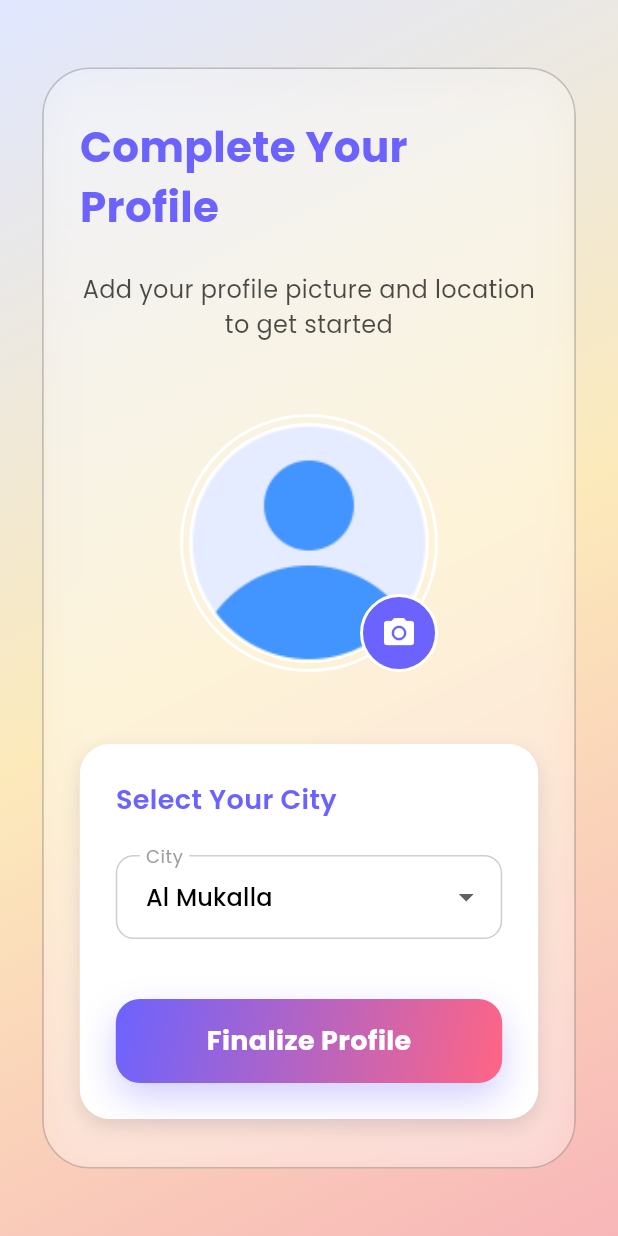
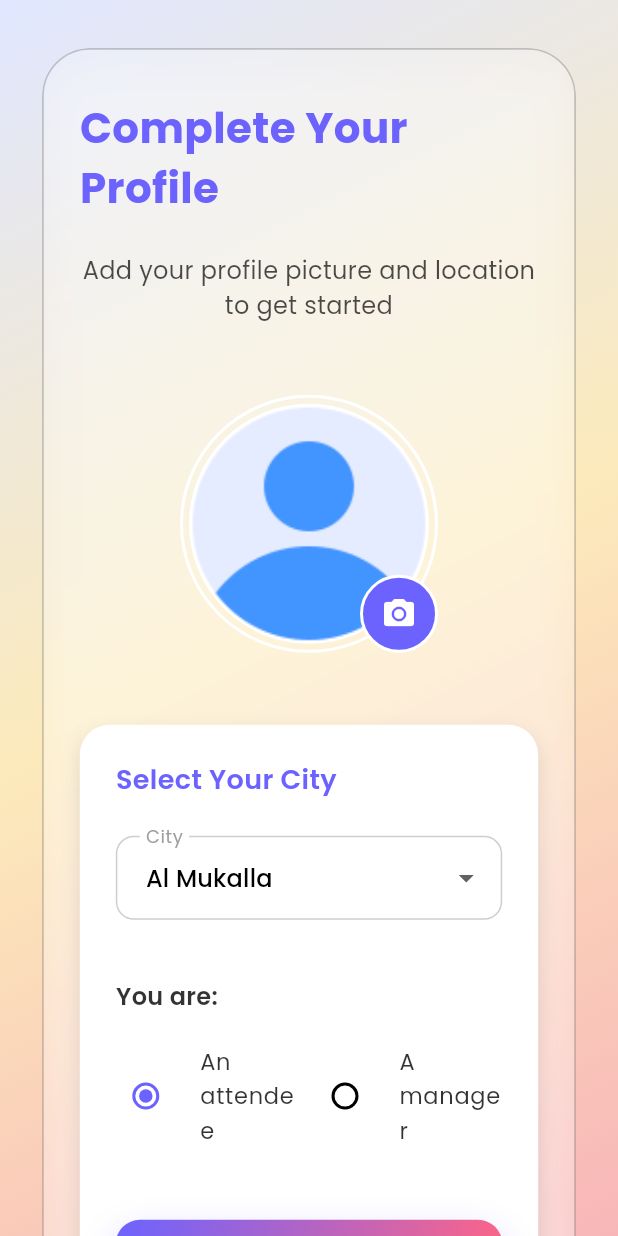
Before and after one commit to MohamedAlkindi/EventConnect, a Flutter app: the CompleteProfileScreenView screen opened directly, on a phone screen of 412 x 824 dp. Run offline on Flutter 3.47's test engine with Material 3 defaults, Android fonts, the phone set to English and light mode, and no system bars; our stand-ins replace bloc, cloud_firestore, confetti, firebase_auth, firebase_core, flutter_bloc and 5 more; accounts and stored records are empty.

Commit message:
modified registration for the new role addition, and minor changes elsewhere..

```diff
--- a/lib/features/attendee/edit_profile/business_logic/edit_profile_bl.dart
+++ b/lib/features/attendee/edit_profile/business_logic/edit_profile_bl.dart
@@ -9,11 +9,13 @@ class EditProfileBL {
   Future<void> updateUserProfile({
     required String location,
     required String profilePicPath,
+    required String role,
   }) async {
     final updatedInfo = UserModel(
       userID: _user.getUserID,
       location: location,
       profilePic: profilePicPath,
+      role: role,
     );
     try {
       await _dataAccess.updateProfileDetails(updatedInfo);
--- a/lib/features/attendee/edit_profile/presentation/cubit/edit_profile_cubit.dart
+++ b/lib/features/attendee/edit_profile/presentation/cubit/edit_profile_cubit.dart
@@ -20,6 +20,8 @@ class EditProfileCubit extends Cubit<EditProfileState> {
     'Marib',
     'Al Mukalla'
   ];
+  // TODO: Might change it to one var like the complete profile.
+  // And might not, hehe,
   String? previouslySelectedCity;
   String? newSelectedCity;
 
@@ -27,6 +29,8 @@ class EditProfileCubit extends Cubit<EditProfileState> {
 
   String? previouslySelectedImagePath;
   String? newSelectedImagePath;
+
+  String? userRole;
 
   void selectCity(String? city) {
     if (city != null) {
@@ -59,6 +63,7 @@ class EditProfileCubit extends Cubit<EditProfileState> {
         profilePicPath: newSelectedImagePath == null
             ? previouslySelectedImagePath!
             : newSelectedImagePath!,
+        role: userRole!,
       );
       emit(EditProfileSuccess());
     } catch (e) {
@@ -71,6 +76,7 @@ class EditProfileCubit extends Cubit<EditProfileState> {
       final userProfile = await _bl.getUserProfile();
       previouslySelectedCity = userProfile.location;
       previouslySelectedImagePath = userProfile.profilePic;
+      userRole = userProfile.role;
 
       emit(GotUserProfile(userProfile: userProfile));
     } catch (e) {
--- a/lib/features/complete_profile/business_logic/complete_profile_bl.dart
+++ b/lib/features/complete_profile/business_logic/complete_profile_bl.dart
@@ -1,31 +1,21 @@
-import 'package:cloud_firestore/cloud_firestore.dart';
 import 'package:event_connect/core/exceptions/authentication_exceptions/authentication_exceptions.dart';
 import 'package:event_connect/core/exceptions_messages/messages.dart';
 import 'package:event_connect/core/firebase/user/firebase_user.dart';
 import 'package:event_connect/core/models/user_model.dart';
+import 'package:event_connect/features/complete_profile/data_access/complete_profile_da.dart';
 import 'package:image_picker/image_picker.dart';
 
 class CompleteProfileBl {
+  final _dataAccess = CompleteProfileDa();
   late String imagePath;
-  final FirebaseUser _user = FirebaseUser();
-  final firestore = FirebaseFirestore.instance;
-
-  // Convert XFile to a base64 string for saving in the database
-  // Future<String> convertImageToBase64(XFile? imageFile) async {
-  //   final bytes = await File(imageFile!.path).readAsBytes();
-  //   return base64Encode(bytes);
-  // }
-
-  // // Helper method to load an asset image as bytes
-  // Future<List<int>> _loadAssetImageAsBytes(String assetPath) async {
-  //   final byteData = await rootBundle.load(assetPath); // Load the asset
-  //   return byteData.buffer.asUint8List(); // Convert to bytes
-  // }
 
   Future<void> finalizeProfile({
     required XFile? imageFile,
     required String city,
+    required String role,
   }) async {
+    final FirebaseUser firebaseUser = FirebaseUser();
+
     if (city.isEmpty) {
       throw EmptyFieldException(message: ExceptionMessages.emptyFieldMessage);
     }
@@ -41,20 +31,13 @@ class CompleteProfileBl {
     try {
       // Create a map that contains the data for photo and location.
       final user = UserModel(
-        userID: _user.getUserID,
+        userID: firebaseUser.getUserID,
         location: city,
         profilePic: imagePath,
+        role: role,
       );
-
+      await _dataAccess.completeProfile(user);
       // Send the data to be saved.
-      await firestore
-          .collection('users')
-          .doc(
-            _user.getUserID,
-          )
-          .set(
-            user.toJson(),
-          );
     } catch (e) {
       throw Exception(ExceptionMessages.genericExceptionMessage);
     }
--- a/lib/features/complete_profile/presentation/complete_profile_screen.dart
+++ b/lib/features/complete_profile/presentation/complete_profile_screen.dart
@@ -26,7 +26,9 @@ class CompleteProfileScreenView extends StatelessWidget {
 
   @override
   Widget build(BuildContext context) {
+    final cubit = context.read<CompleteProfileCubit>();
     return Scaffold(
+      // Receive the route name as an argument
       body: BlocListener<CompleteProfileCubit, CompleteProfileState>(
         listener: (context, state) {
           if (state is CompleteProfileLoading) {
@@ -141,18 +143,15 @@ class CompleteProfileScreenView extends StatelessWidget {
                                         final cubit = context
                                             .read<CompleteProfileCubit>();
                                         return CircleAvatar(
-                                          radius: 80,
-                                          backgroundColor: Colors.white,
-                                          backgroundImage: cubit
-                                                      .selectedImagePath !=
-                                                  null
-                                              ? FileImage(File(
-                                                      cubit.selectedImagePath!))
-                                                  as ImageProvider
-                                              : AssetImage(
-                                                      cubit.defaultImagePath)
-                                                  as ImageProvider,
-                                        );
+                                            radius: 80,
+                                            backgroundColor: Colors.white,
+                                            backgroundImage: cubit.imagePath
+                                                    .startsWith("assets/")
+                                                ? AssetImage(cubit.imagePath)
+                                                    as ImageProvider
+                                                : FileImage(
+                                                    File(cubit.imagePath),
+                                                  ) as ImageProvider);
                                       },
                                     ),
                                   ),
@@ -243,7 +242,7 @@ class CompleteProfileScreenView extends StatelessWidget {
                                             ),
                                           ),
                                         ),
-                                        value: cubit.defaultCity,
+                                        value: cubit.selectedCity,
                                         items: cubit.yemeniCities.map((city) {
                                           return DropdownMenuItem<String>(
                                             value: city,
@@ -258,6 +257,79 @@ class CompleteProfileScreenView extends StatelessWidget {
                                             cubit.selectCity(value);
                                           }
                                         },
+                                      );
+                                    },
+                                  ),
+                                  const SizedBox(height: 40),
+                                  Text(
+                                    "You are:",
+                                    style: GoogleFonts.poppins(
+                                      fontSize: 16,
+                                      fontWeight: FontWeight.w600,
+                                      color: Colors.black.withOpacity(0.8),
+                                    ),
+                                  ),
+                                  const SizedBox(height: 12),
+                                  BlocBuilder<CompleteProfileCubit,
+                                      CompleteProfileState>(
+                                    builder: (context, state) {
+                                      return Row(
+                                        children: [
+                                          Expanded(
+                                            child: RadioListTile<String>(
+                                              selected: true,
+                                              value: "Attendee",
+                                              groupValue: cubit.selectedRole,
+                                              onChanged: (value) {
+                                                if (value != null) {
+                                                  cubit.selectRole(value);
+                                                }
+                                              },
+                                              title: Text(
+                                                "An attendee",
+                                                style: GoogleFonts.poppins(
+                                                  fontSize: 15,
+                                                  color: Colors.black
+                                                      .withOpacity(0.8),
+                                                ),
+                                              ),
+                                              activeColor:
+                                                  const Color(0xFF6C63FF),
+                                              shape: RoundedRectangleBorder(
+                                                borderRadius:
+                                                    BorderRadius.circular(12),
+                                              ),
+                                              contentPadding: EdgeInsets.zero,
+                                            ),
+                                          ),
+                                          const SizedBox(width: 8),
+                                          Expanded(
+                                            child: RadioListTile<String>(
+                                              value: "Manager",
+                                              groupValue: cubit.selectedRole,
+                                              onChanged: (value) {
+                                                if (value != null) {
+                                                  cubit.selectRole(value);
+                                                }
+                                              },
+                                              title: Text(
+                                                "A manager",
+                                                style: GoogleFonts.poppins(
+                                                  fontSize: 15,
+                                                  color: Colors.black
+                                                      .withOpacity(0.8),
+                                                ),
+                                              ),
+                                              activeColor:
+                                                  const Color(0xFF6C63FF),
+                                              shape: RoundedRectangleBorder(
+                                                borderRadius:
+                                                    BorderRadius.circular(12),
+                                              ),
+                                              contentPadding: EdgeInsets.zero,
+                                            ),
+                                          ),
+                                        ],
                                       );
                                     },
                                   ),
--- a/lib/features/complete_profile/presentation/cubit/complete_profile_cubit.dart
+++ b/lib/features/complete_profile/presentation/cubit/complete_profile_cubit.dart
@@ -20,26 +20,33 @@ class CompleteProfileCubit extends Cubit<CompleteProfileState> {
     'Marib',
     'Al Mukalla'
   ];
-  String defaultCity = "Al Mukalla";
-  String? selectedCity;
+  // String defaultCity = "Al Mukalla";
+  String selectedCity = "Al Mukalla";
 
   final ImagePicker _picker = ImagePicker();
 
-  String defaultImagePath = "assets/images/generic_user.png";
-  String? selectedImagePath;
+  // String defaultImagePath = "assets/images/generic_user.png";
+  String imagePath = "assets/images/generic_user.png";
+
+  String selectedRole = "Attendee";
 
   void selectCity(String? city) {
     if (city != null) {
       selectedCity = city;
-      emit(SelectedCity(selectedCity: selectedCity!));
+      emit(SelectedCity(selectedCity: selectedCity));
     }
   }
 
-  void selectedImage(String? imagePath) {
-    if (imagePath != null) {
-      selectedImagePath = imagePath;
-      emit(SelectedImage(selectedImagePath: selectedImagePath!));
+  void selectedImage(String? newImagePath) {
+    if (newImagePath != null) {
+      imagePath = newImagePath;
+      emit(SelectedImage(selectedImagePath: imagePath));
     }
+  }
+
+  void selectRole(String role) {
+    selectedRole = role;
+    emit(SelectedRole(selectedRole: selectedRole));
   }
 
   Future<void> pickImage() async {
@@ -54,10 +61,9 @@ class CompleteProfileCubit extends Cubit<CompleteProfileState> {
     emit(CompleteProfileLoading());
     try {
       await _bl.finalizeProfile(
-        imageFile: selectedImagePath == null
-            ? XFile(defaultImagePath)
-            : XFile(selectedImagePath!),
-        city: selectedCity == null ? defaultCity : selectedCity!,
+        imageFile: XFile(imagePath),
+        city: selectedCity,
+        role: selectedRole,
       );
       emit(CompleteProfileSuccessul());
     } catch (e) {
--- a/lib/features/complete_profile/presentation/cubit/complete_profile_state.dart
+++ b/lib/features/complete_profile/presentation/cubit/complete_profile_state.dart
@@ -18,6 +18,12 @@ final class SelectedImage extends CompleteProfileState {
   SelectedImage({required this.selectedImagePath});
 }
 
+final class SelectedRole extends CompleteProfileState {
+  final String selectedRole;
+
+  SelectedRole({required this.selectedRole});
+}
+
 final class CompleteProfileSuccessul extends CompleteProfileState {}
 
 final class CompleteProfileError extends CompleteProfileState {
--- a/lib/features/email_confirmation/email_confirmation_screen.dart
+++ b/lib/features/email_confirmation/email_confirmation_screen.dart
@@ -126,7 +126,7 @@ class _EmailConfirmationScreen extends State<EmailConfirmationScreen> {
                                   fontSize: 20,
                                   color: Colors.black,
                                 ),
-                                textAlign: TextAlign.center,
+                                textAlign: TextAlign.justify,
                                 softWrap: true,
                                 overflow: TextOverflow.visible,
                               ),
--- a/lib/features/register/presentation/cubit/register_cubit.dart
+++ b/lib/features/register/presentation/cubit/register_cubit.dart
@@ -10,7 +10,7 @@ class RegisterCubit extends Cubit<RegisterState> {
           currentPasswordVisibility: true,
           currentRepeatPasswordVisibility: true,
         ));
-  FirebaseRegister register = FirebaseRegister();
+  final _register = FirebaseRegister();
 
   Future<void> registerUser({
     required TextEditingController email,
@@ -19,7 +19,7 @@ class RegisterCubit extends Cubit<RegisterState> {
   }) async {
     emit(RegisterLoading());
     try {
-      await register.createUser(
+      await _register.createUser(
         email: email.text,
         password: password.text,
         repeatPassword: repeatPassword.text,
```
Also changed, not shown: lib/features/complete_profile/data_access/complete_profile_da.dart (+15 -1 lines).
